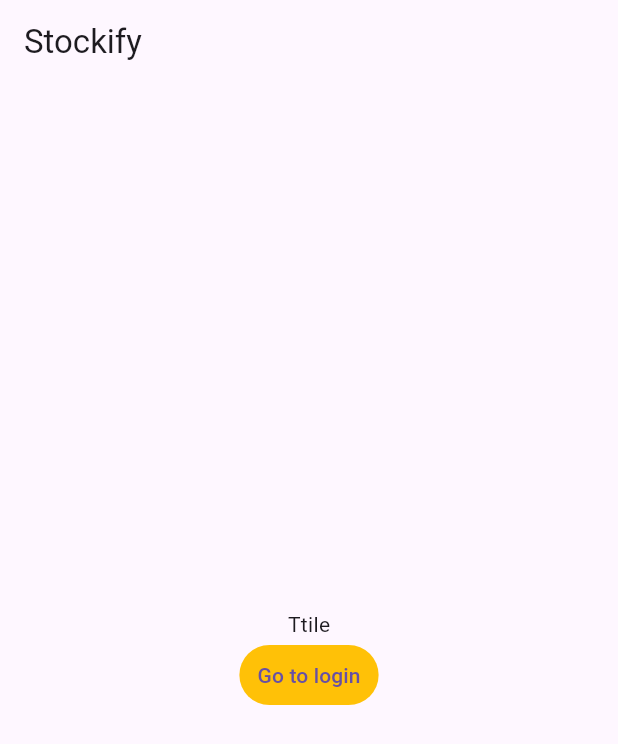
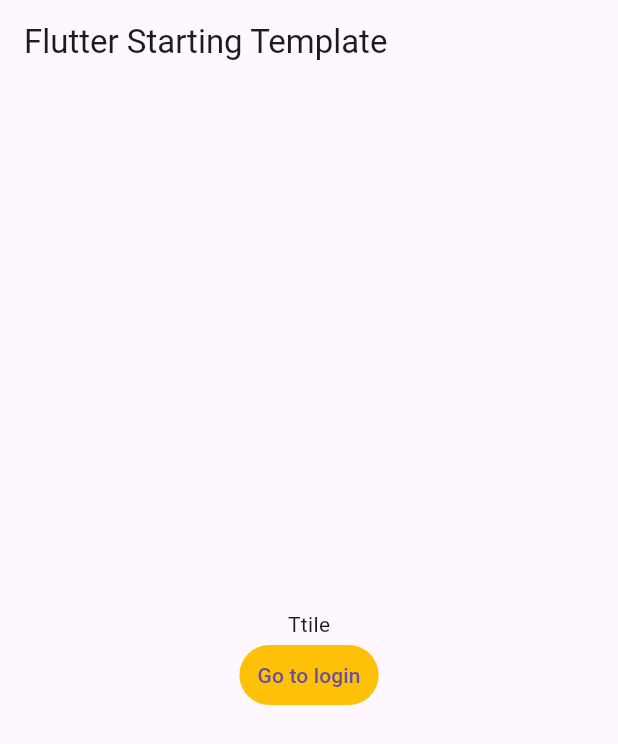
Before and after one commit to covaciuandrei/Flutter-starting-project, a Flutter app: the screen it shows after launch, on a phone screen of 412 x 824 dp. Shown: the top 744 px of the screen. Run offline on Flutter 3.47's test engine with Material 3 defaults, Android fonts, the phone set to English and light mode, and no system bars; our stand-ins replace auto_route, equatable, flutter_bloc, get_it, injectable.

Commit message:
Rename the project to Flutter Starting Template

```diff
--- a/lib/assets/localization/app_en.arb
+++ b/lib/assets/localization/app_en.arb
@@ -1,5 +1,5 @@
 {
-  "appTitle": "Stockify",
+  "appTitle": "Flutter Starting Template",
   "@appTitle": {
     "description": "Application name."
   },
--- a/lib/assets/localization/app_localizations.dart
+++ b/lib/assets/localization/app_localizations.dart
@@ -101,7 +101,7 @@ abstract class AppLocalizations {
   /// Application name.
   ///
   /// In en, this message translates to:
-  /// **'Stockify'**
+  /// **'Flutter Starting Template'**
   String get appTitle;
 
   /// Settings tab name
--- a/lib/assets/localization/app_localizations_en.dart
+++ b/lib/assets/localization/app_localizations_en.dart
@@ -9,7 +9,7 @@ class AppLocalizationsEn extends AppLocalizations {
   AppLocalizationsEn([String locale = 'en']) : super(locale);
 
   @override
-  String get appTitle => 'Stockify';
+  String get appTitle => 'Flutter Starting Template';
 
   @override
   String get settingsTabName => 'Settings';
--- a/lib/assets/localization/app_localizations_ro.dart
+++ b/lib/assets/localization/app_localizations_ro.dart
@@ -9,7 +9,7 @@ class AppLocalizationsRo extends AppLocalizations {
   AppLocalizationsRo([String locale = 'ro']) : super(locale);
 
   @override
-  String get appTitle => 'Stockify';
+  String get appTitle => 'Flutter Starting Template';
 
   @override
   String get settingsTabName => 'Setări';
--- a/lib/assets/localization/app_ro.arb
+++ b/lib/assets/localization/app_ro.arb
@@ -1,5 +1,5 @@
 {
-  "appTitle": "Stockify",
+  "appTitle": "Flutter Starting Template",
   "settingsTabName": "Setări",
   "homeTabName": "Acasă"
 }
--- a/lib/core/app_router.dart
+++ b/lib/core/app_router.dart
@@ -1,6 +1,6 @@
 import 'package:auto_route/auto_route.dart';
 import 'package:injectable/injectable.dart';
-import 'package:stockify/core/app_router.gr.dart';
+import 'package:flutter_starting_template/core/app_router.gr.dart';
 
 @lazySingleton
 @AutoRouterConfig(replaceInRouteName: 'Page,Route')
--- a/lib/cubit/base_cubit.dart
+++ b/lib/cubit/base_cubit.dart
@@ -1,5 +1,5 @@
 import 'package:flutter_bloc/flutter_bloc.dart';
-import 'package:stockify/cubit/base_state.dart';
+import 'package:flutter_starting_template/cubit/base_state.dart';
 
 class BaseCubit extends Cubit<BaseState> {
   BaseCubit(super.initialState);
--- a/lib/cubit/introductive/introductive_cubit.dart
+++ b/lib/cubit/introductive/introductive_cubit.dart
@@ -1,7 +1,7 @@
 import 'package:injectable/injectable.dart';
-import 'package:stockify/cubit/base_cubit.dart';
-import 'package:stockify/cubit/base_state.dart';
-import 'package:stockify/cubit/login/login_states.dart';
+import 'package:flutter_starting_template/cubit/base_cubit.dart';
+import 'package:flutter_starting_template/cubit/base_state.dart';
+import 'package:flutter_starting_template/cubit/login/login_states.dart';
 
 @injectable
 class IntroductiveCubit extends BaseCubit {
--- a/lib/cubit/introductive/introductive_states.dart
+++ b/lib/cubit/introductive/introductive_states.dart
@@ -1,3 +1,3 @@
-import 'package:stockify/cubit/base_state.dart';
+import 'package:flutter_starting_template/cubit/base_state.dart';
 
 class LoadingFinishedState extends BaseState {}
--- a/lib/cubit/login/login_cubit.dart
+++ b/lib/cubit/login/login_cubit.dart
@@ -1,7 +1,7 @@
 import 'package:injectable/injectable.dart';
-import 'package:stockify/cubit/base_cubit.dart';
-import 'package:stockify/cubit/base_state.dart';
-import 'package:stockify/cubit/login/login_states.dart';
+import 'package:flutter_starting_template/cubit/base_cubit.dart';
+import 'package:flutter_starting_template/cubit/base_state.dart';
+import 'package:flutter_starting_template/cubit/login/login_states.dart';
 
 @injectable
 class LoginCubit extends BaseCubit {
--- a/lib/cubit/login/login_states.dart
+++ b/lib/cubit/login/login_states.dart
@@ -1,3 +1,3 @@
-import 'package:stockify/cubit/base_state.dart';
+import 'package:flutter_starting_template/cubit/base_state.dart';
 
 class LoadingFinishedState extends BaseState {}
--- a/lib/main.dart
+++ b/lib/main.dart
@@ -3,9 +3,9 @@ import 'package:collection/collection.dart';
 import 'package:flutter/material.dart';
 import 'package:flutter_localizations/flutter_localizations.dart';
 import 'package:intl/intl.dart';
-import 'package:stockify/assets/localization/app_localizations.dart';
-import 'package:stockify/core/app_router.dart';
-import 'package:stockify/core/injection.dart';
+import 'package:flutter_starting_template/assets/localization/app_localizations.dart';
+import 'package:flutter_starting_template/core/app_router.dart';
+import 'package:flutter_starting_template/core/injection.dart';
 
 void main() async {
   configureDependencies();
@@ -30,7 +30,7 @@ class _MyAppState extends State<MyApp> {
       routerConfig: _appRouter.config(
         navigatorObservers: () => [AutoRouteObserver()],
       ),
-      title: 'Stockify',
+      title: 'Flutter Starting Template',
       localizationsDelegates: const [
         AppLocalizations.delegate,
         GlobalMaterialLocalizations.delegate,
--- a/lib/presentation/pages/login/login_page.dart
+++ b/lib/presentation/pages/login/login_page.dart
@@ -1,9 +1,9 @@
 import 'package:auto_route/auto_route.dart';
 import 'package:flutter/material.dart';
 import 'package:flutter_bloc/flutter_bloc.dart';
-import 'package:stockify/core/injection.dart';
-import 'package:stockify/cubit/base_state.dart';
-import 'package:stockify/cubit/login/login_cubit.dart';
+import 'package:flutter_starting_template/core/injection.dart';
+import 'package:flutter_starting_template/cubit/base_state.dart';
+import 'package:flutter_starting_template/cubit/login/login_cubit.dart';
 
 @RoutePage()
 class LoginPage extends StatefulWidget implements AutoRouteWrapper {
--- a/pubspec.yaml
+++ b/pubspec.yaml
@@ -1,4 +1,4 @@
-name: stockify
+name: flutter_starting_template
 description: A new Flutter project.
 # The following line prevents the package from being accidentally published to
 # pub.dev using `flutter pub publish`. This is preferred for private packages.
```
Also changed, not shown: lib/presentation/pages/introductive/introductive_page.dart (+5 -5 lines), lib/core/app_router.gr.dart, 10 other files.
